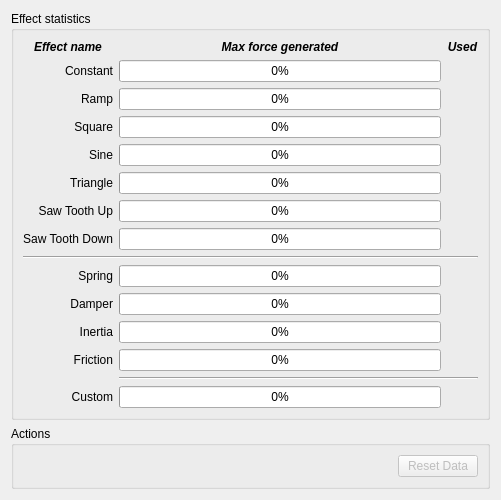
The window that res/effects_stats.ui (Ultrawipf/OpenFFBoard-configurator) describes before a commit, drawn with Qt 5.
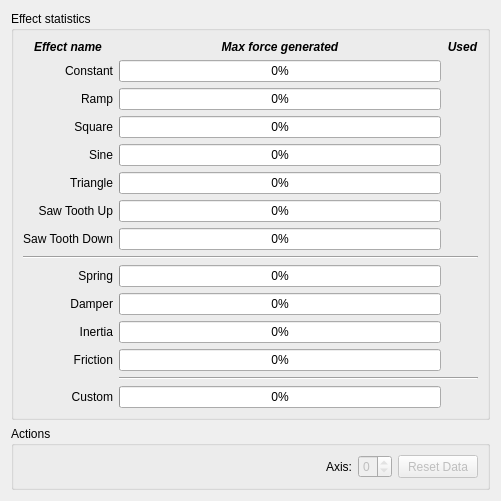
The same window after the commit.

Commit message: Effect stats per axis

What changed in the file:
```diff
--- a/res/effects_stats.ui
+++ b/res/effects_stats.ui
@@ -430,22 +430,6 @@
       <string>Actions</string>
      </property>
      <layout class="QGridLayout" name="gridLayout">
-      <item row="0" column="1">
-       <widget class="QPushButton" name="pushButton_ResetData">
-        <property name="enabled">
-         <bool>false</bool>
-        </property>
-        <property name="sizePolicy">
-         <sizepolicy hsizetype="Minimum" vsizetype="Minimum">
-          <horstretch>0</horstretch>
-          <verstretch>0</verstretch>
-         </sizepolicy>
-        </property>
-        <property name="text">
-         <string>Reset Data</string>
-        </property>
-       </widget>
-      </item>
       <item row="0" column="0">
        <spacer name="horizontalSpacer">
         <property name="orientation">
@@ -459,6 +443,48 @@
         </property>
        </spacer>
       </item>
+      <item row="0" column="3">
+       <widget class="QPushButton" name="pushButton_ResetData">
+        <property name="enabled">
+         <bool>false</bool>
+        </property>
+        <property name="sizePolicy">
+         <sizepolicy hsizetype="Minimum" vsizetype="Minimum">
+          <horstretch>0</horstretch>
+          <verstretch>0</verstretch>
+         </sizepolicy>
+        </property>
+        <property name="text">
+         <string>Reset Data</string>
+        </property>
+       </widget>
+      </item>
+      <item row="0" column="2">
+       <widget class="QSpinBox" name="spinBox_axis">
+        <property name="enabled">
+         <bool>false</bool>
+        </property>
+        <property name="minimumSize">
+         <size>
+          <width>30</width>
+          <height>0</height>
+         </size>
+        </property>
+        <property name="maximum">
+         <number>0</number>
+        </property>
+       </widget>
+      </item>
+      <item row="0" column="1">
+       <widget class="QLabel" name="label_15">
+        <property name="text">
+         <string>Axis:</string>
+        </property>
+        <property name="alignment">
+         <set>Qt::AlignRight|Qt::AlignTrailing|Qt::AlignVCenter</set>
+        </property>
+       </widget>
+      </item>
      </layout>
     </widget>
    </item>
```
The commit also changes 8 other files.
